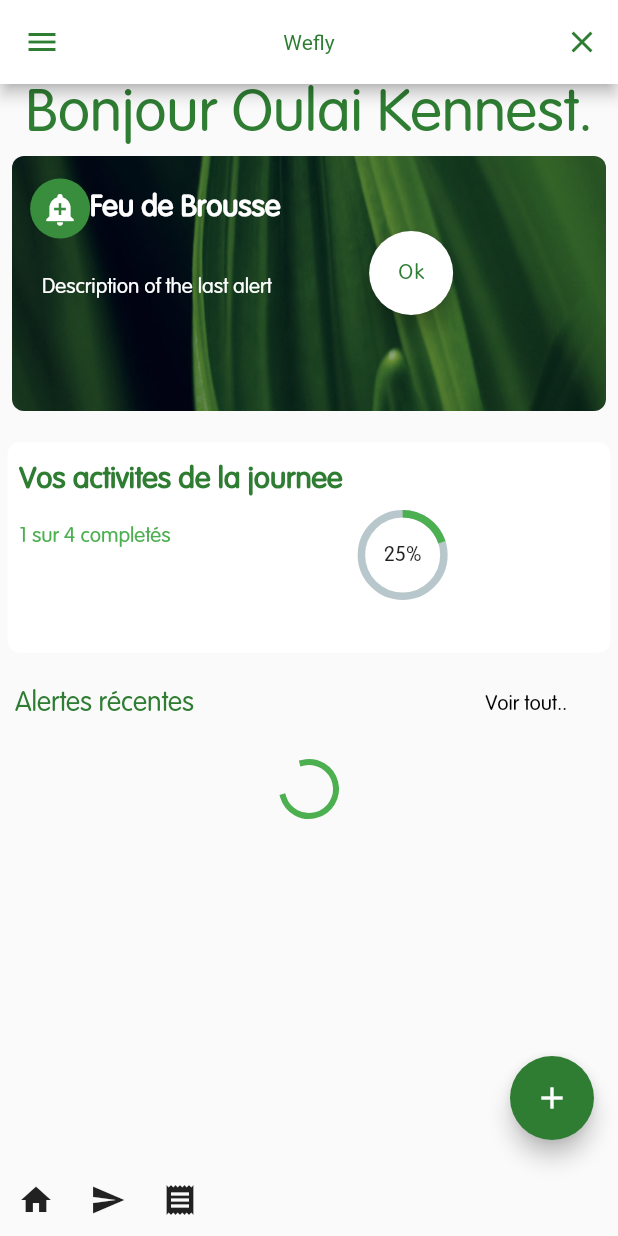
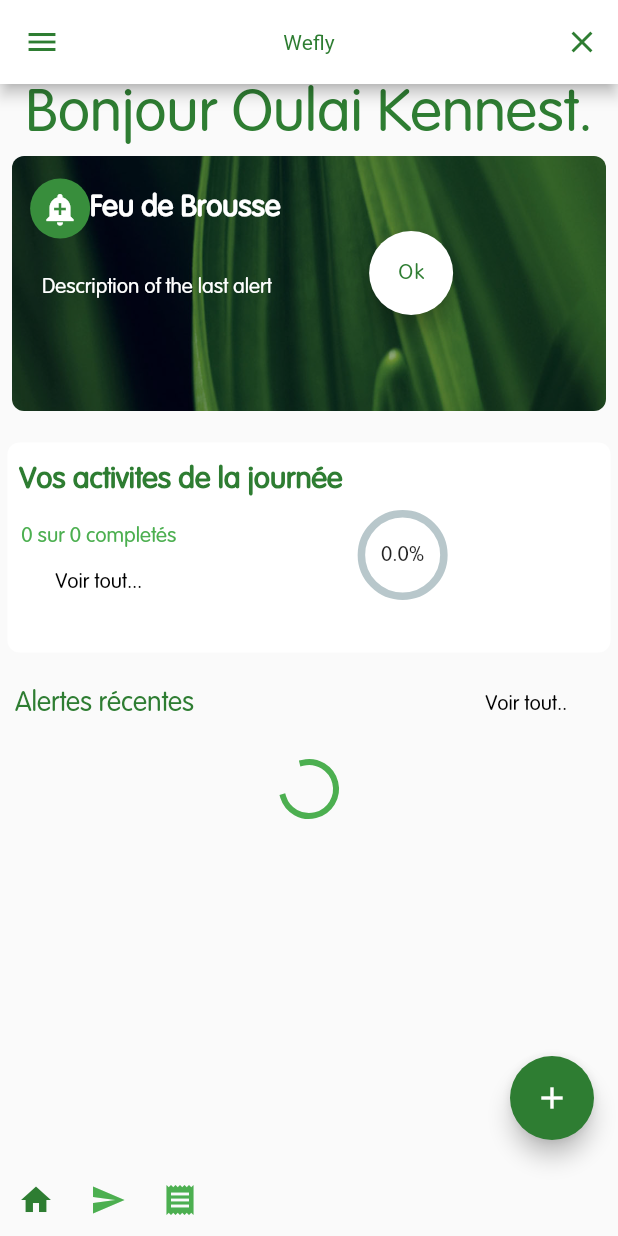
Before and after one commit to kennest/wefly_flutter, a Flutter app: the HomePage screen opened by its route, on a phone screen of 412 x 824 dp. Run offline on Flutter 3.47's test engine with Material 2 defaults, Android fonts, the phone set to English and light mode, and no system bars; drawn by our look-alikes of percent_indicator; our stand-ins replace cached_network_image, shared_preferences, sqflite; accounts and stored records are empty.

Commit message:
03/06/2019

```diff
--- a/lib/pages/home_page.dart
+++ b/lib/pages/home_page.dart
@@ -23,11 +23,12 @@ class _HomePageState extends State<HomePage> with TickerProviderStateMixin {
   void initState() {
     super.initState();
     dataRepository = DataRepository();
-    getReceivedAlerts();
+    getData();
   }
 
-  getReceivedAlerts() async {
+  getData() async {
     await dataRepository.fetchReceivedAlerts();
+    await dataRepository.fetchActivities();
   }
 
   @override
@@ -150,57 +151,7 @@ class _HomePageState extends State<HomePage> with TickerProviderStateMixin {
                   height: 8.0,
                 ),
                 //Graph activites accomplis
-                Container(
-                    margin: EdgeInsets.all(5.0),
-                    height: 140.0,
-                    decoration: BoxDecoration(
-                        borderRadius: BorderRadius.circular(8.0),
-                        color: Colors.white),
-                    child: Wrap(
-                      children: <Widget>[
-                        Row(
-                          crossAxisAlignment: CrossAxisAlignment.start,
-                          children: <Widget>[
-                            Column(
-                              crossAxisAlignment: CrossAxisAlignment.start,
-                              children: <Widget>[
-                                Padding(
-                                  padding:
-                                      EdgeInsets.fromLTRB(8.0, 15.0, 10.0, 0.0),
-                                  child: Row(
-                                    children: <Widget>[
-                                      Text("Vos activites de la journee",
-                                          style: TextStyle(
-                                              color: Colors.green[800],
-                                              fontSize: 20.0,
-                                              fontWeight: FontWeight.bold))
-                                    ],
-                                  ),
-                                ),
-                                Padding(
-                                  padding:
-                                      EdgeInsets.fromLTRB(8.0, 20.0, 0.0, 0.0),
-                                  child: Text(
-                                    "1 sur 4 completés",
-                                    style: TextStyle(color: Colors.green),
-                                  ),
-                                )
-                              ],
-                            ),
-                            Padding(
-                                padding:
-                                    EdgeInsets.fromLTRB(0.0, 45.0, 0.0, 0.0),
-                                child: CircularPercentIndicator(
-                                  radius: 60.0,
-                                  lineWidth: 5.0,
-                                  percent: 0.2,
-                                  center: new Text("25%"),
-                                  progressColor: Colors.green,
-                                ))
-                          ],
-                        ),
-                      ],
-                    )),
+                activitiesListView(data),
                 Padding(
                   padding: EdgeInsets.fromLTRB(10.0, 5.0, 10.0, 15.0),
                   child: Row(
@@ -228,14 +179,17 @@ class _HomePageState extends State<HomePage> with TickerProviderStateMixin {
           bottomNavigationBar: Row(
             children: <Widget>[
               IconButton(
+                color: Colors.green[800],
                 icon: Icon(Icons.home),
                 onPressed: () {},
               ),
               IconButton(
+                color: Colors.green[500],
                 icon: Icon(Icons.send),
                 onPressed: () {},
               ),
               IconButton(
+                color: Colors.green[500],
                 icon: Icon(Icons.receipt),
                 onPressed: () {},
               ),
@@ -252,6 +206,8 @@ class _HomePageState extends State<HomePage> with TickerProviderStateMixin {
     );
   }
 
+
+  //received alerts listview
   alertListView(List<ReceivedAlert> received) {
     print('Started Build->');
     return  received.length==0? CircularProgressIndicator():
@@ -279,12 +235,84 @@ class _HomePageState extends State<HomePage> with TickerProviderStateMixin {
                               received[index].alerte.properties
                                   .pieceJoinAlerte[1].piece),
                           fit: BoxFit.cover)),
+                  child: Stack(
+                    children: <Widget>[
+                      Positioned(
+                        left: 130.0,
+                        top:130.0,
+                        child: Image.network(received[index].alerte.properties.categorie.icone,height: 60.0,),
+                      )
+                    ],
+                  ),
                 );
               }
             },
           ),
         )
             ;
+  }
+
+  //Activities listview
+  activitiesListView(DataRepository data){
+    return Container(
+        margin: EdgeInsets.all(5.0),
+        height: 140.0,
+        decoration: BoxDecoration(
+            borderRadius: BorderRadius.circular(8.0),
+            color: Colors.white),
+        child: Wrap(
+          children: <Widget>[
+            Row(
+              crossAxisAlignment: CrossAxisAlignment.start,
+              children: <Widget>[
+                Column(
+                  crossAxisAlignment: CrossAxisAlignment.start,
+                  children: <Widget>[
+                    Padding(
+                      padding:
+                      EdgeInsets.fromLTRB(8.0, 15.0, 10.0, 0.0),
+                      child: Row(
+                        children: <Widget>[
+                          Text("Vos activites de la journée",
+                              style: TextStyle(
+                                  color: Colors.green[800],
+                                  fontSize: 20.0,
+                                  fontWeight: FontWeight.bold))
+                        ],
+                      ),
+                    ),
+                    Padding(
+                      padding:
+                      EdgeInsets.fromLTRB(8.0, 20.0, 0.0, 0.0),
+                      child: Column(
+                        children: <Widget>[
+                          Text(
+                            "${data.completed.length} sur ${data.activities.length} completés",
+                            style: TextStyle(color: Colors.green),
+                          ),
+                          FlatButton(
+                            child: Text("Voir tout..."),
+                            onPressed: (){},
+                          ),
+                        ],
+                      ),
+                    )
+                  ],
+                ),
+                Padding(
+                    padding:
+                    EdgeInsets.fromLTRB(0.0, 45.0, 0.0, 0.0),
+                    child: CircularPercentIndicator(
+                      radius: 60.0,
+                      lineWidth: 5.0,
+                      percent: data.percent,
+                      center: new Text("${(data.percent)*100}%"),
+                      progressColor: Colors.green,
+                    ))
+              ],
+            ),
+          ],
+        ));
   }
 
   @override
--- a/lib/repositories/data_repository.dart
+++ b/lib/repositories/data_repository.dart
@@ -2,26 +2,60 @@ import 'package:flutter/material.dart';
 import 'package:weflyapps/services/data_service.dart';
 import 'package:weflyapps/models/models.dart';
 
-enum Status { Uninitialized, loading, loaded,error }
+enum Status { Uninitialized, loading, loaded, error }
 
-class DataRepository with ChangeNotifier{
-
-DataService dataService=DataService();
-List<ReceivedAlert> _received=List();
+class DataRepository with ChangeNotifier {
+  DataService dataService = DataService();
+  List<ReceivedAlert> _received = List();
+  List<Activite> _activities = List();
+  List<Activite> _completed = List();
+  List<Activite> _uncompleted = List();
+  double _percent=0.0;
   Status _status = Status.Uninitialized;
 
   Status get status => _status;
+  List<Activite> get completed => _completed;
   List<ReceivedAlert> get received => _received;
+  List<Activite> get activities => _activities;
+  List<Activite> get uncompleted => _uncompleted;
+  double get percent => _percent;
 
-
-Future<void> fetchReceivedAlerts() async{
-  _status=Status.loading;
+  Future<void> fetchReceivedAlerts() async {
+    _status = Status.loading;
     notifyListeners();
     print('Data loading...');
-  _received=await dataService.getReceivedAlert();
+    _received = await dataService.getReceivedAlert();
     print("Length X-> ${_received.length}");
-  _status=Status.loaded;
+    _status = Status.loaded;
     notifyListeners();
     print('Data loaded...');
   }
+
+  Future<void> fetchActivities() async {
+    _status = Status.loading;
+    notifyListeners();
+    print('Data loading...');
+    _activities = await dataService.getActivities();
+    _completed=_activities.where((a){
+      return a.statutAct=="Achevé";
+    }).toList();
+    _uncompleted=_activities.where((a){
+      return a.statutAct=="Création";
+    }).toList();
+    computePercent();
+    print("Length X-> ${_received.length}");
+    print("Completed X-> ${_completed.length}");
+    print("Uncompleted X-> ${_uncompleted.length}");
+    _status = Status.loaded;
+    notifyListeners();
+    print('Data loaded...');
   }
+
+  computePercent(){
+   _percent= (_completed.length*100)/_activities.length;
+   _percent=(_percent/100);
+   print("Percent X-> ${_percent.toString()}");
+   notifyListeners();
+  }
+
+}
--- a/lib/repositories/user_repository.dart
+++ b/lib/repositories/user_repository.dart
@@ -30,6 +30,7 @@ class UserRepository with ChangeNotifier {
   void doLogout()async{
     bool loggedOut=await authService.logout();
     if(loggedOut){
+      print("Logout -> $loggedOut");
       _status=Status.Unauthenticated;
       notifyListeners();
     }
--- a/pubspec.yaml
+++ b/pubspec.yaml
@@ -37,7 +37,7 @@ dependencies:
   flutter_cache_manager:
   shared_preferences: ^0.5.3+1
   corsac_jwt: ^0.1.2
-  objectdb: ^1.0.7+1
+  sqflite:
   percent_indicator: ^2.1.1
   sms: ^0.2.4
 
```
Also changed, not shown: lib/services/data_service.dart (+45 -5 lines), lib/services/database_service.dart (added, +20 -0 lines), pubspec.lock. Lines whose indentation alone changed are shown as unchanged.
